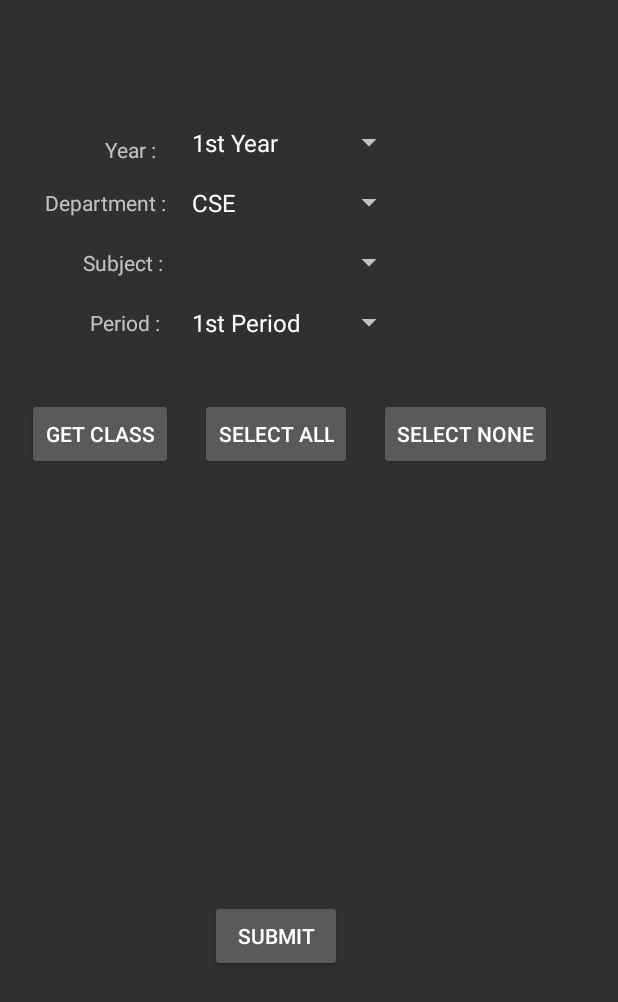
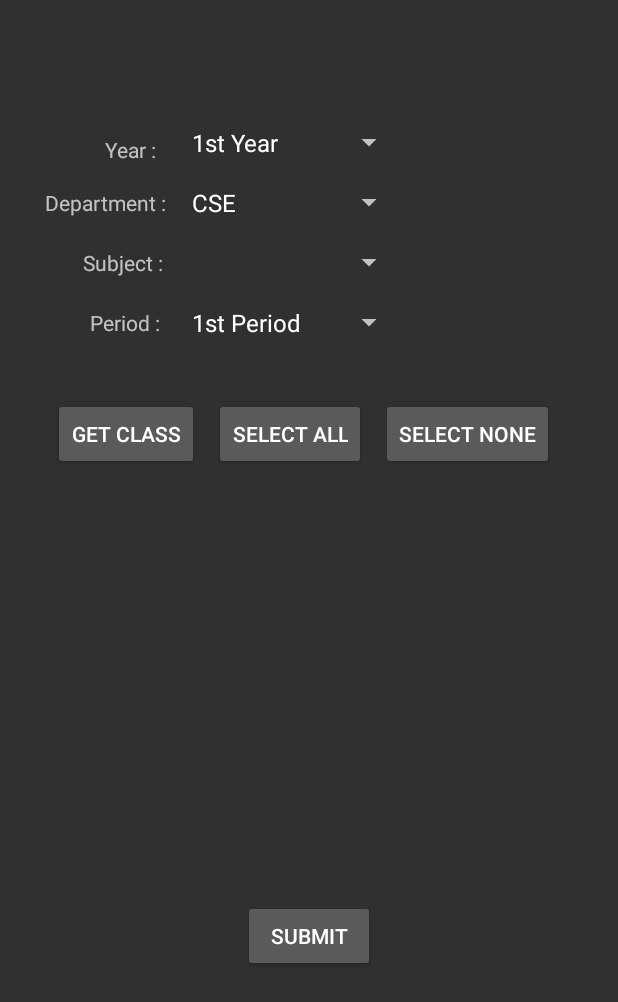
Before and after one commit to FUNDrake/FUNDrake, an Android app: the AttendanceProf screen opened directly, with no data from a screen before it, on a phone screen of 412 x 824 dp. Shown: the top 1002 px of the screen. Run offline under Robolectric (Android 15) with nearby library versions, the phone set to English and light mode, and no system bars; our stand-ins replace Firebase (no records; nobody signed in at launch, a user with empty details on screens opened directly).

Commit message:
Semi Working AttendnaceProf

```diff
--- a/app/src/main/AndroidManifest.xml
+++ b/app/src/main/AndroidManifest.xml
@@ -15,7 +15,7 @@
         android:supportsRtl="true"
         android:theme="@style/Theme.AppCompat.NoActionBar"
         android:windowSoftInputMode="stateVisible|adjustResize">
-        <activity android:name=".C_CGPATotal"></activity>
+        <activity android:name=".C_CGPATotal" />
         <activity android:name=".Events" />
         <activity android:name=".CGPA" />
         <activity android:name=".CalendarEvent" />
--- a/app/src/main/java/com/f_u_ndrake/alphacollegeapp/AttendanceProf.java
+++ b/app/src/main/java/com/f_u_ndrake/alphacollegeapp/AttendanceProf.java
@@ -15,6 +15,7 @@ import android.widget.Button;
 import android.widget.CheckBox;
 import android.widget.Spinner;
 import android.widget.TextView;
+import android.widget.Toast;
 
 import com.firebase.ui.firestore.FirestoreRecyclerAdapter;
 import com.firebase.ui.firestore.FirestoreRecyclerOptions;
@@ -31,29 +32,29 @@ public class AttendanceProf extends AppCompatActivity {
 
     Spinner AttendProfDep,AttendProfYear,AttendProfPeriod;
     Button Submit,GetClass,SelectAll, SelectNone;
-    FirestoreRecyclerAdapter adapter;
-    FirebaseFirestore db;
+    FirebaseFirestore db = FirebaseFirestore.getInstance();
+    CollectionReference UserRef = db.collection("Users");
+    RecyclerView recyclerViewStud;
     String dep,year,period;
+    private StudentAdapter adapter;
+    int studcount;
     private static final String TAG = "AttendanceProf";
-    RecyclerView mfirestorelist;
+
+
 
     @Override
     protected void onCreate(Bundle savedInstanceState) {
         super.onCreate(savedInstanceState);
         setContentView(R.layout.activity_attendance_prof);
 
-        AttendProfDep = (Spinner)findViewById(R.id.spinnerAttendProfDep);
-        AttendProfYear = (Spinner)findViewById(R.id.spinnerAttendProfYear);
-        AttendProfPeriod = (Spinner)findViewById(R.id.spinnerAttendProfPeriod);
+        AttendProfDep = findViewById(R.id.spinnerAttendProfDep);
+        AttendProfYear = findViewById(R.id.spinnerAttendProfYear);
+        AttendProfPeriod = findViewById(R.id.spinnerAttendProfPeriod);
 
         GetClass = (Button)findViewById(R.id.buttonGetClass);
         SelectAll = (Button)findViewById(R.id.buttonSelectAll);
         SelectNone = (Button)findViewById(R.id.buttonSelectNone);
         Submit = (Button)findViewById(R.id.buttonAttendProfSubmit);
-        mfirestorelist=findViewById(R.id.mfirestorelist);
-
-         db = FirebaseFirestore.getInstance();
-        CollectionReference UserRef = db.collection("Users");
 
         String[] arrayDepart = new String[] {
                 "CSE", "BME", "ECE", "MECH", "MBA"};
@@ -78,47 +79,42 @@ public class AttendanceProf extends AppCompatActivity {
         year = AttendProfYear.getSelectedItem().toString();
         period = AttendProfPeriod.getSelectedItem().toString();
 
+        setupRecyclerView();
+
+        GetClass.setOnClickListener(new View.OnClickListener() {
+            @Override
+            public void onClick(View v) {
+                dep = AttendProfDep.getSelectedItem().toString();
+                year = AttendProfYear.getSelectedItem().toString();
+                period = AttendProfPeriod.getSelectedItem().toString();
+            }
+        });
+
+
         //Query query = UserRef.whereEqualTo("Department", dep).whereEqualTo("Year",year);
-        Query query = db.collection("Users").whereEqualTo("Department",dep).whereEqualTo("Year",year);
 
+    }
+
+    private void setupRecyclerView() {
+
+        Query query = UserRef.whereEqualTo("Year",year);
         FirestoreRecyclerOptions<StudentClass> options = new FirestoreRecyclerOptions.Builder<StudentClass>()
                 .setQuery(query,StudentClass.class)
                 .build();
 
-        adapter = new FirestoreRecyclerAdapter<StudentClass, StudentViewHolder>(options) {
-            @NonNull
-            @Override
-            public StudentViewHolder onCreateViewHolder(@NonNull ViewGroup parent, int viewType) {
-                View view = LayoutInflater.from(parent.getContext()).inflate(R.layout.list_student,parent,false);
-                return new StudentViewHolder(view);
-            }
-
-            @Override
-            protected void onBindViewHolder(@NonNull StudentViewHolder holder, int position, @NonNull StudentClass model) {
-                holder.listStudentname.setText(model.getName());
-            }
-        };
-        mfirestorelist.setHasFixedSize(true);
-        mfirestorelist.setLayoutManager(new LinearLayoutManager(this));
-        mfirestorelist.setAdapter(adapter);
-    }
-
-    private class StudentViewHolder extends RecyclerView.ViewHolder {
-        private TextView listStudentname;
-        private CheckBox checkBoxAttend;
-
-        public StudentViewHolder(@NonNull View itemView) {
-            super(itemView);
-
-            listStudentname = itemView.findViewById(R.id.listStudentname);
-            checkBoxAttend = itemView.findViewById(R.id.checkBoxAttend);
-        }
+        adapter = new StudentAdapter(options);
+        recyclerViewStud = findViewById(R.id.recycler_viewStud);
+        recyclerViewStud.setHasFixedSize(true);
+        recyclerViewStud.setLayoutManager(new LinearLayoutManager(this));
+        recyclerViewStud.setAdapter(adapter);
+        studcount=recyclerViewStud.getChildCount();
+        Toast.makeText(this,"Child = "+studcount,Toast.LENGTH_LONG).show();
     }
 
     @Override
     protected void onStart() {
         super.onStart();
-        adapter.stopListening();
+        adapter.startListening();
     }
 
     @Override
--- a/app/src/main/java/com/f_u_ndrake/alphacollegeapp/MenuActivity.java
+++ b/app/src/main/java/com/f_u_ndrake/alphacollegeapp/MenuActivity.java
@@ -41,8 +41,6 @@ public class MenuActivity extends AppCompatActivity {
                 dep = task.getResult().getString("Department");
                 sem = task.getResult().getString("Semester");
                 getvalue(firstName,dep,sem);
-                String email = task.getResult().getString("Email");
-                String phone = task.getResult().getString("Phone");
                 //other stuff
                 welcomeUser.setText(" Welcome back \n" + firstName );
 
@@ -115,8 +113,7 @@ public class MenuActivity extends AppCompatActivity {
         Events.setOnClickListener(new View.OnClickListener() {
             @Override
             public void onClick(View v) {
-                Toast.makeText(MenuActivity.this,"Please wait for the Page to load",Toast.LENGTH_SHORT).show();
-                Intent intent = new Intent(MenuActivity.this, com.f_u_ndrake.alphacollegeapp.Events.class);
+                Intent intent = new Intent(MenuActivity.this, Events.class);
                 startActivity(intent);
             }
         });
--- a/app/src/main/java/com/f_u_ndrake/alphacollegeapp/RegisterActivity.java
+++ b/app/src/main/java/com/f_u_ndrake/alphacollegeapp/RegisterActivity.java
@@ -224,7 +224,6 @@ public class RegisterActivity extends AppCompatActivity {
                                         Map<String,Object> users = new HashMap<>();
                                         users.put("FullName",DBfullname);
                                         users.put("EMailID",email);
-                                        users.put("Password",password);
                                         users.put("Phone Number",DBphonenumber);
                                         users.put("AU Roll No",DBaurollno);
                                         users.put("Gender",DBgender);
@@ -250,12 +249,7 @@ public class RegisterActivity extends AppCompatActivity {
                                     }
                                 }
                             });
-
-
                 }
-
-
-
             }
         });
 
--- a/app/src/main/java/com/f_u_ndrake/alphacollegeapp/UserData.java
+++ b/app/src/main/java/com/f_u_ndrake/alphacollegeapp/UserData.java
@@ -3,7 +3,6 @@ package com.f_u_ndrake.alphacollegeapp;
 public class UserData {
     String fullname;
     String emailid;
-    String pass;
     String phonenumber;
     String aurollno;
     String gender;
@@ -12,10 +11,9 @@ public class UserData {
     String year;
     String semester;
 
-    public UserData(String fullname, String emailid, String pass, String phonenumber, String aurollno, String gender, String address, String department, String year, String semester) {
+    public UserData(String fullname, String emailid, String phonenumber, String aurollno, String gender, String address, String department, String year, String semester) {
         this.fullname = fullname;
         this.emailid = emailid;
-        this.pass = pass;
         this.phonenumber = phonenumber;
         this.aurollno = aurollno;
         this.gender = gender;
--- a/app/src/main/res/layout/activity_attendance_prof.xml
+++ b/app/src/main/res/layout/activity_attendance_prof.xml
@@ -74,16 +74,6 @@
 
 
     <Button
-        android:id="@+id/buttonAttendProfSubmit"
-        android:layout_width="wrap_content"
-        android:layout_height="wrap_content"
-        android:layout_marginStart="140dp"
-        android:layout_marginLeft="140dp"
-        android:layout_marginTop="600dp"
-        android:layout_marginBottom="50dp"
-        android:text="Submit" />
-
-    <Button
         android:id="@+id/buttonGetClass"
         android:layout_width="wrap_content"
         android:layout_height="wrap_content"
@@ -91,8 +81,8 @@
         android:layout_alignParentLeft="true"
         android:layout_alignParentTop="true"
         android:layout_centerHorizontal="true"
-        android:layout_marginStart="18dp"
-        android:layout_marginLeft="18dp"
+        android:layout_marginStart="35dp"
+        android:layout_marginLeft="35dp"
         android:layout_marginTop="265dp"
         android:text="Get Class" />
 
@@ -101,8 +91,9 @@
         android:layout_width="wrap_content"
         android:layout_height="wrap_content"
         android:layout_alignParentTop="true"
-        android:layout_marginStart="18dp"
-        android:layout_marginLeft="18dp"
+        android:layout_marginStart="10dp"
+        android:layout_marginEnd="10dp"
+        android:layout_marginLeft="10dp"
         android:layout_marginTop="265dp"
         android:layout_centerInParent="true"
         android:layout_toEndOf="@+id/buttonGetClass"
@@ -114,8 +105,8 @@
         android:layout_width="wrap_content"
         android:layout_height="wrap_content"
         android:layout_alignParentTop="true"
-        android:layout_marginStart="18dp"
-        android:layout_marginLeft="18dp"
+        android:layout_marginEnd="35dp"
+        android:layout_marginRight="35dp"
         android:layout_marginTop="265dp"
         android:layout_centerHorizontal="true"
         android:layout_toEndOf="@+id/buttonSelectAll"
@@ -123,14 +114,32 @@
         android:text="Select None" />
 
     <androidx.recyclerview.widget.RecyclerView
-        android:id="@+id/mfirestorelist"
-        android:layout_width="350dp"
+        android:id="@+id/recycler_viewStud"
+        android:layout_width="wrap_content"
         android:layout_height="250dp"
         android:layout_alignBottom="@+id/buttonAttendProfSubmit"
+        android:layout_centerInParent="true"
         android:layout_alignParentStart="true"
         android:layout_alignParentLeft="true"
-        android:layout_marginStart="18dp"
-        android:layout_marginLeft="18dp"
-        android:layout_marginBottom="70dp" />
+        android:layout_alignParentEnd="true"
+        android:layout_alignParentRight="true"
+        android:layout_marginStart="22dp"
+        android:layout_marginLeft="22dp"
+        android:layout_marginEnd="18dp"
+        android:layout_marginRight="18dp"
+        android:layout_marginBottom="70dp"
+        />
+
+    <Button
+        android:id="@+id/buttonAttendProfSubmit"
+        android:layout_width="wrap_content"
+        android:layout_height="wrap_content"
+        android:layout_centerHorizontal="true"
+
+        android:layout_marginStart="140dp"
+        android:layout_marginLeft="140dp"
+        android:layout_marginTop="600dp"
+        android:layout_marginBottom="50dp"
+        android:text="Submit" />
 
 </RelativeLayout>
--- a/app/src/main/res/layout/activity_calendar_event.xml
+++ b/app/src/main/res/layout/activity_calendar_event.xml
@@ -10,7 +10,7 @@
         android:layout_width="wrap_content"
         android:layout_height="wrap_content"
         android:layout_centerHorizontal="true"
-        android:layout_marginTop="40dp"
+        android:layout_marginTop="36dp"
         android:gravity="center"
         android:textSize="30sp"
         android:textStyle="bold"
--- a/app/src/main/res/layout/activity_menu.xml
+++ b/app/src/main/res/layout/activity_menu.xml
@@ -11,7 +11,7 @@
         android:id="@+id/textWelcome"
         android:layout_width="wrap_content"
         android:layout_height="wrap_content"
-        android:layout_marginTop="28dp"
+        android:layout_marginTop="20dp"
         android:text="Welcome"
         android:textAlignment="center"
         android:textSize="30sp"
--- a/app/src/main/res/layout/activity_news.xml
+++ b/app/src/main/res/layout/activity_news.xml
@@ -9,7 +9,7 @@
         android:layout_width="wrap_content"
         android:layout_height="wrap_content"
         android:layout_centerHorizontal="true"
-        android:layout_marginTop="40dp"
+        android:layout_marginTop="36dp"
         android:gravity="center"
         android:textSize="30sp"
         android:textStyle="bold"
--- a/app/src/main/res/layout/activity_update_events.xml
+++ b/app/src/main/res/layout/activity_update_events.xml
@@ -16,4 +16,5 @@
         app:layout_constraintStart_toStartOf="parent"
         app:layout_constraintTop_toTopOf="parent"
         app:layout_constraintVertical_bias="1.0" />
+
 </androidx.constraintlayout.widget.ConstraintLayout>
```
Also changed, not shown: app/src/main/java/com/f_u_ndrake/alphacollegeapp/StudentAdapter.java (added, +42 -0 lines), app/src/main/java/com/f_u_ndrake/alphacollegeapp/StudentClass.java (+12 -12 lines), app/src/main/res/layout/activity_c_g_p_a.xml (+20 -4 lines), app/src/main/res/layout/list_student.xml (+17 -10 lines), app/src/main/java/com/f_u_ndrake/alphacollegeapp/Events.java (line endings or trailing spaces).
